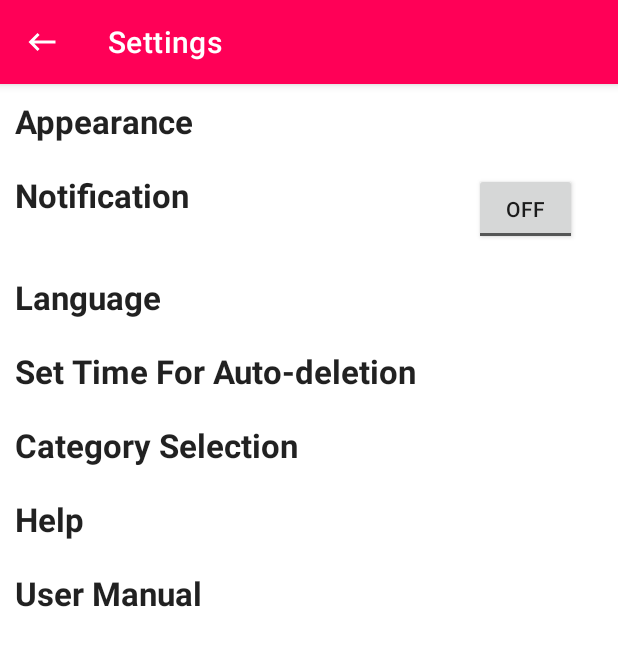
After one commit to amritoo/ARKNews, an Android app: the layout activity_settings.xml on its own in the app's theme, with its tools: preview values and no code run, on a phone screen of 412 x 824 dp. The commit adds this screen. Shown: the top 646 px of the screen. Run offline under Robolectric (Android 15) with nearby library versions, the phone set to English and light mode, and no system bars.

Commit message:
Settings, updated splash and icon

```diff
--- a/app/build.gradle
+++ b/app/build.gradle
@@ -37,4 +37,6 @@ dependencies {
     androidTestImplementation 'androidx.test.ext:junit:1.1.3'
     androidTestImplementation 'androidx.test.espresso:espresso-core:3.4.0'
 
+    implementation "androidx.cardview:cardview:1.0.0" //for cardview in dialog
+
 }
--- /dev/null
+++ b/app/src/main/res/drawable/ic_baseline_keyboard_backspace_24.xml
@@ -0,0 +1,13 @@
+<vector
+    android:autoMirrored="true"
+    android:height="24dp"
+    android:viewportHeight="24"
+    android:viewportWidth="24"
+    android:width="24dp"
+    xmlns:android="http://schemas.android.com/apk/res/android"
+    android:tint="?attr/colorControlNormal">
+
+    <path
+        android:fillColor="@android:color/white"
+        android:pathData="M21,11H6.83l3.58,-3.59L9,6l-6,6 6,6 1.41,-1.41L6.83,13H21z"/>
+</vector>
--- /dev/null
+++ b/app/src/main/res/layout/activity_settings.xml
@@ -0,0 +1,150 @@
+<?xml version="1.0" encoding="utf-8"?>
+<LinearLayout
+    xmlns:android="http://schemas.android.com/apk/res/android"
+    xmlns:app="http://schemas.android.com/apk/res-auto"
+    xmlns:tools="http://schemas.android.com/tools"
+    android:layout_width="match_parent"
+    android:layout_height="match_parent"
+    android:orientation="vertical"
+    tools:context=".settings.SettingsActivity">
+
+    <!--  Toolbar  -->
+    <com.google.android.material.appbar.AppBarLayout
+        android:layout_width="match_parent"
+        android:layout_height="wrap_content">
+
+        <com.google.android.material.appbar.MaterialToolbar
+            android:id="@+id/settings_toolbar"
+            android:layout_width="match_parent"
+            android:layout_height="wrap_content"
+            app:navigationIcon="@drawable/ic_baseline_keyboard_backspace_24"
+            app:title="@string/settings"
+            style="@style/Widget.MaterialComponents.Toolbar.Primary" />
+    </com.google.android.material.appbar.AppBarLayout>
+
+    <!--  Appearance  -->
+    <LinearLayout
+        android:layout_width="match_parent"
+        android:layout_height="wrap_content"
+        android:padding="10dp"
+        android:orientation="vertical">
+
+        <com.google.android.material.textview.MaterialTextView
+            android:id="@+id/theme"
+            android:layout_width="wrap_content"
+            android:layout_height="wrap_content"
+            android:text="@string/theme"
+            android:textStyle="bold"
+            android:textAppearance="@android:style/TextAppearance.Material.Large" />
+    </LinearLayout>
+
+    <!--  Notification  -->
+    <RelativeLayout
+        android:layout_width="match_parent"
+        android:layout_height="wrap_content"
+        android:padding="10dp"
+        android:orientation="horizontal">
+
+        <com.google.android.material.textview.MaterialTextView
+            android:id="@+id/notify"
+            android:layout_width="wrap_content"
+            android:layout_height="wrap_content"
+            android:text="@string/notify"
+            android:textAppearance="@android:style/TextAppearance.Material.Large"
+            android:textStyle="bold" />
+
+        <ToggleButton
+            android:id="@+id/toggleBtn"
+            android:layout_width="wrap_content"
+            android:layout_height="wrap_content"
+            android:layout_alignParentEnd="true"
+            android:layout_gravity="end"
+            android:layout_marginStart="190dp"
+            android:layout_marginEnd="17dp"
+            android:layout_toEndOf="@+id/notify"
+            android:gravity="center" />
+
+
+    </RelativeLayout>
+
+    <!--  Language  -->
+    <LinearLayout
+        android:layout_width="match_parent"
+        android:layout_height="wrap_content"
+        android:padding="10dp"
+        android:orientation="vertical">
+
+        <com.google.android.material.textview.MaterialTextView
+            android:id="@+id/language"
+            android:layout_width="wrap_content"
+            android:layout_height="wrap_content"
+            android:text="@string/language"
+            android:textStyle="bold"
+            android:textAppearance="@android:style/TextAppearance.Material.Large" />
+    </LinearLayout>
+
+    <!--  Set Time For Auto-deletion  -->
+    <LinearLayout
+        android:layout_width="match_parent"
+        android:layout_height="wrap_content"
+        android:padding="10dp"
+        android:orientation="vertical">
+
+        <com.google.android.material.textview.MaterialTextView
+            android:id="@+id/auto_deletion"
+            android:layout_width="wrap_content"
+            android:layout_height="wrap_content"
+            android:text="@string/auto_deletion"
+            android:textStyle="bold"
+            android:textAppearance="@android:style/TextAppearance.Material.Large" />
+    </LinearLayout>
+
+    <!--  Category Selection  -->
+    <LinearLayout
+        android:layout_width="match_parent"
+        android:layout_height="wrap_content"
+        android:padding="10dp"
+        android:orientation="vertical">
+
+        <com.google.android.material.textview.MaterialTextView
+            android:id="@+id/category_selection"
+            android:layout_width="wrap_content"
+            android:layout_height="wrap_content"
+            android:text="@string/category"
+            android:textStyle="bold"
+            android:textAppearance="@android:style/TextAppearance.Material.Large" />
+    </LinearLayout>
+
+    <!--  Help  -->
+    <LinearLayout
+        android:layout_width="match_parent"
+        android:layout_height="wrap_content"
+        android:padding="10dp"
+        android:orientation="vertical">
+
+        <com.google.android.material.textview.MaterialTextView
+            android:id="@+id/help"
+            android:layout_width="wrap_content"
+            android:layout_height="wrap_content"
+            android:text="@string/help"
+            android:textStyle="bold"
+            android:textAppearance="@android:style/TextAppearance.Material.Large" />
+    </LinearLayout>
+
+    <!--  User Manual  -->
+    <LinearLayout
+        android:layout_width="match_parent"
+        android:layout_height="wrap_content"
+        android:padding="10dp"
+        android:orientation="vertical">
+
+        <com.google.android.material.textview.MaterialTextView
+            android:id="@+id/user_manual"
+            android:layout_width="wrap_content"
+            android:layout_height="wrap_content"
+            android:text="@string/user_manual"
+            android:textStyle="bold"
+            android:textAppearance="@android:style/TextAppearance.Material.Large" />
+    </LinearLayout>
+
+</LinearLayout>
--- a/app/src/main/res/layout/activity_splash.xml
+++ b/app/src/main/res/layout/activity_splash.xml
@@ -12,7 +12,7 @@
         android:layout_width="156dp"
         android:layout_height="156dp"
         android:contentDescription="ARKNews logo"
-        app:srcCompat="@drawable/ic_twotone_image_128" />
+        app:srcCompat="@drawable/icon_ark" />
 
     <com.google.android.material.textview.MaterialTextView
         android:layout_width="wrap_content"
--- a/app/src/main/res/values/colors.xml
+++ b/app/src/main/res/values/colors.xml
@@ -1,8 +1,8 @@
 <?xml version="1.0" encoding="utf-8"?>
 <resources>
     <color name="purple_200">#FFBB86FC</color>
-    <color name="purple_500">#FF6200EE</color>
-    <color name="purple_700">#FF3700B3</color>
+    <color name="purple_500">#FF0057</color>
+    <color name="purple_700">#C30000</color>
     <color name="teal_200">#FF03DAC5</color>
     <color name="teal_700">#FF018786</color>
     <color name="black">#FF000000</color>
--- /dev/null
+++ b/app/src/main/res/values/ic_launcher_background.xml
@@ -0,0 +1,4 @@
+<?xml version="1.0" encoding="utf-8"?>
+<resources>
+    <color name="ic_launcher_background">#FFFFFF</color>
+</resources>
--- a/app/src/main/res/values/strings.xml
+++ b/app/src/main/res/values/strings.xml
@@ -1,3 +1,18 @@
 <resources>
     <string name="app_name">ARKNews</string>
+    <string name="theme">Appearance</string>
+    <string name="settings">Settings</string>
+    <string name="notify">Notification</string>
+    <string name="user_manual">User Manual</string>
+    <string name="help">Help</string>
+    <string name="auto_deletion">Set Time For Auto-deletion</string>
+    <string name="language">Language</string>
+    <string name="category">Category Selection</string>
+    <string name="dark">Dark Mode</string>
+    <string name="light">Light Mode</string>
+    <string name="theme_dialog_text_message">Choose your preferred appearance:</string>
+    <string name="language_dialog_text_message">Choose your preferred language:</string>
+    <string name="english">English</string>
+    <string name="bangla">Bengali</string>
+    <string name="nepali">Nepali</string>
 </resources>
```
Also changed, not shown: app/src/main/java/com/example/arknews/settings/SettingsActivity.java (added, +79 -0 lines), app/src/main/res/drawable/ic_baseline_close_24.xml (added, +10 -0 lines), app/src/main/res/layout/layout_dialog_language.xml (added, +77 -0 lines), app/src/main/res/layout/layout_dialog_theme.xml (added, +74 -0 lines), app/src/main/ic_launcher-playstore.png (added), app/src/main/res/drawable-v24/icon_ark.png (added), app/src/main/res/mipmap-hdpi/ic_launcher_foreground.png (added), app/src/main/res/mipmap-mdpi/ic_launcher_foreground.png (added), app/src/main/res/mipmap-xhdpi/ic_launcher_foreground.png (added), app/src/main/res/mipmap-xxhdpi/ic_launcher_foreground.png (added), app/src/main/res/mipmap-xxxhdpi/ic_launcher_foreground.png (added).
